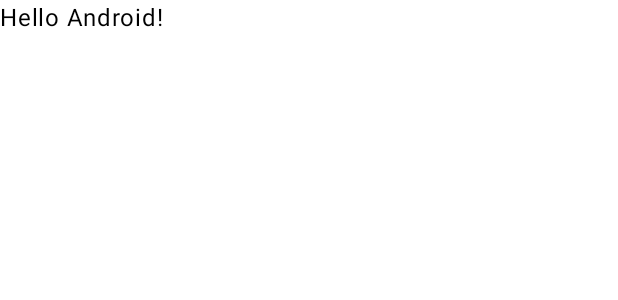
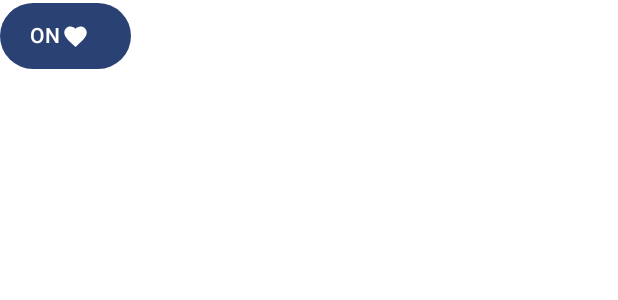
Before and after one commit to kajiLabTeam/SensorRingApp, an Android app built with Jetpack Compose: the @Preview function GreetingPreview, on a phone screen of 412 x 824 dp. Shown: the top 300 px of the screen. Run offline under Robolectric (Android 15) with nearby library versions, the phone set to English and light mode, and no system bars.

Commit message:
add:ボタンの追加

```diff
--- a/app/src/main/java/com/example/blescanapplication/GetBLE.kt
+++ b/app/src/main/java/com/example/blescanapplication/GetBLE.kt
@@ -12,14 +12,14 @@ import android.content.Context
 import android.util.Log
 
 
-class GetBLE (private val context: Context){
+class GetBLE (private val context: Context, private val gattCallback: GattCallback){
     //hoge
     private val bluetoothAdapter: BluetoothAdapter? = BluetoothAdapter.getDefaultAdapter()
     private val bluetoothLeScanner: BluetoothLeScanner? = bluetoothAdapter?.bluetoothLeScanner
     private var scanCallback: ScanCallback? = null
     private var accessDevice:String?=null
     private var bluetoothGatt: BluetoothGatt? = null
-    private val gattCallback = GattCallback()
+
 
     @SuppressLint("MissingPermission")
     fun startScan() {
--- a/app/src/main/java/com/example/blescanapplication/MainActivity.kt
+++ b/app/src/main/java/com/example/blescanapplication/MainActivity.kt
@@ -1,23 +1,38 @@
 package com.example.blescanapplication
 
+import GattCallback
 import android.Manifest
 import android.content.pm.PackageManager
 import android.os.Bundle
 import androidx.activity.ComponentActivity
 import androidx.activity.compose.setContent
 import androidx.activity.enableEdgeToEdge
+import androidx.compose.foundation.layout.Box
+import androidx.compose.foundation.layout.PaddingValues
+import androidx.compose.foundation.layout.Spacer
 import androidx.compose.foundation.layout.fillMaxSize
 import androidx.compose.foundation.layout.padding
+import androidx.compose.foundation.layout.size
+import androidx.compose.material.icons.Icons
+import androidx.compose.material.icons.filled.Favorite
+import androidx.compose.material3.Button
+import androidx.compose.material3.ButtonDefaults
+import androidx.compose.material3.Icon
 import androidx.compose.material3.Scaffold
 import androidx.compose.material3.Text
 import androidx.compose.runtime.Composable
+import androidx.compose.runtime.mutableStateOf
+import androidx.compose.runtime.remember
+import androidx.compose.ui.Alignment
 import androidx.compose.ui.Modifier
 import androidx.compose.ui.tooling.preview.Preview
+import androidx.compose.ui.unit.dp
 import androidx.core.app.ActivityCompat
 import androidx.core.content.ContextCompat
 import com.example.blescanapplication.ui.theme.BLEScanApplicationTheme
 
 class MainActivity : ComponentActivity() {
+    private lateinit var gattCallback:GattCallback
     override fun onCreate(savedInstanceState: Bundle?) {
         super.onCreate(savedInstanceState)
 
@@ -33,23 +48,19 @@ class MainActivity : ComponentActivity() {
         if (!hasPermissions(permissions)) {
             // 必要なパーミッションがない場合、リクエスト
             ActivityCompat.requestPermissions(this, permissions, 1000)
-            return
         }
 
         // BLEデバイスのスキャンを開始
-        val getble = GetBLE(this)
+        gattCallback = GattCallback()
+
+        val getble = GetBLE(this,gattCallback)
         getble.startScan()
 
         // UIを設定
         enableEdgeToEdge()
         setContent {
             BLEScanApplicationTheme {
-                Scaffold(modifier = Modifier.fillMaxSize()) { innerPadding ->
-                    Greeting(
-                        name = "Android",
-                        modifier = Modifier.padding(innerPadding)
-                    )
-                }
+                MainContent()
             }
         }
     }
@@ -66,9 +77,7 @@ class MainActivity : ComponentActivity() {
         super.onRequestPermissionsResult(requestCode, permissions, grantResults)
         if (requestCode == 1000) {
             if (grantResults.isNotEmpty() && grantResults.all { it == PackageManager.PERMISSION_GRANTED }) {
-                // パーミッションが許可された場合、BLEスキャンを開始
-                val getble = GetBLE(this)
-                getble.startScan()
+
             } else {
                 // パーミッションが拒否された場合の処理
                 // ここでユーザーにパーミッションの重要性を説明することができます
@@ -78,17 +87,58 @@ class MainActivity : ComponentActivity() {
 }
 
 @Composable
-fun Greeting(name: String, modifier: Modifier = Modifier) {
-    Text(
-        text = "Hello $name!",
-        modifier = modifier
-    )
+fun MainContent() {
+    // ボックスを使ってコンテンツ全体を配置
+    Box(
+        modifier = Modifier.fillMaxSize(),
+        contentAlignment = Alignment.Center // ボタンを下部中央に配置
+    ) {
+        Box(
+            modifier = Modifier.fillMaxSize(0.9f),
+            contentAlignment = Alignment.BottomCenter // ボタンを下部中央に配置
+        ) {
+            GreetingButton()
+        }
+    }
+}
+
+
+@Composable
+fun GreetingButton() {
+    // ボタンの状態を保持する
+    val isOn = remember { mutableStateOf(false) }
+
+    Button(
+        onClick = {
+            // ボタンがクリックされたときに状態を切り替え
+            isOn.value = !isOn.value
+        },
+        // Paddingを設定する
+        contentPadding = PaddingValues(
+            start = 20.dp,
+            top = 12.dp,
+            end = 20.dp,
+            bottom = 12.dp
+        )
+    ) {
+        // 状態に応じて表示するテキストを変更
+        Text(text = if (isOn.value) "OFF" else "ON")
+
+
+        // 必要に応じてアイコンを追加
+        Icon(
+            imageVector = Icons.Filled.Favorite,
+            contentDescription = "Favorite",
+            modifier = Modifier.size(ButtonDefaults.IconSize)
+        )
+        Spacer(Modifier.size(ButtonDefaults.IconSpacing))
+    }
 }
 
 @Preview(showBackground = true)
 @Composable
 fun GreetingPreview() {
     BLEScanApplicationTheme {
-        Greeting("Android")
+        GreetingButton()
     }
 }
```
